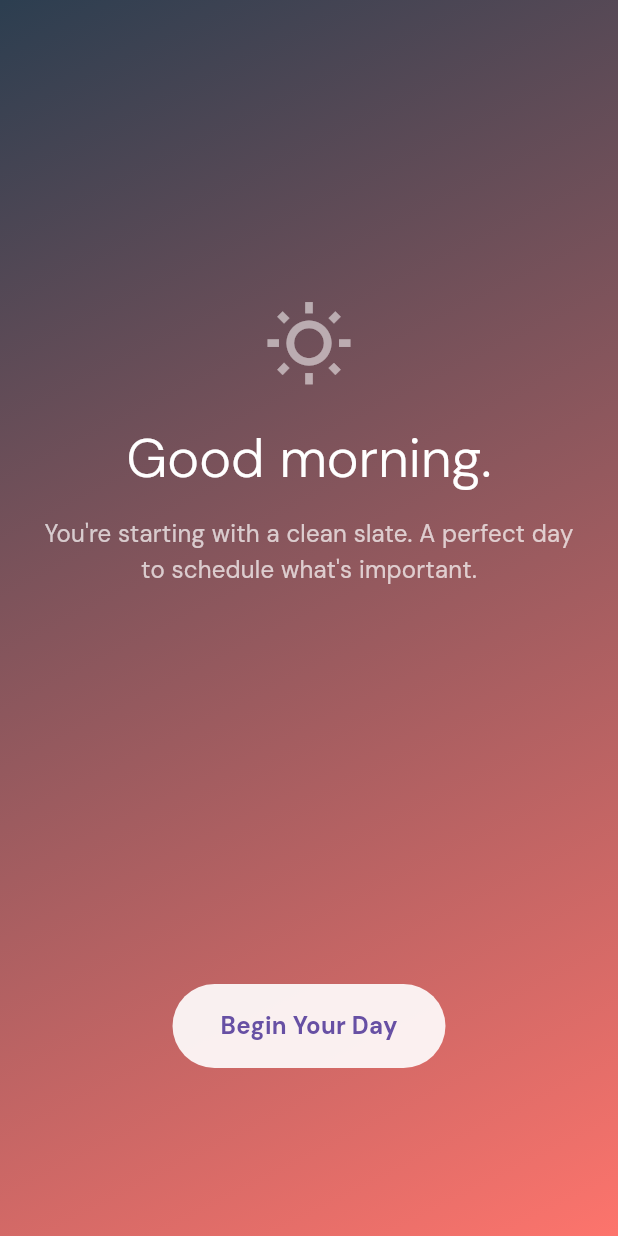
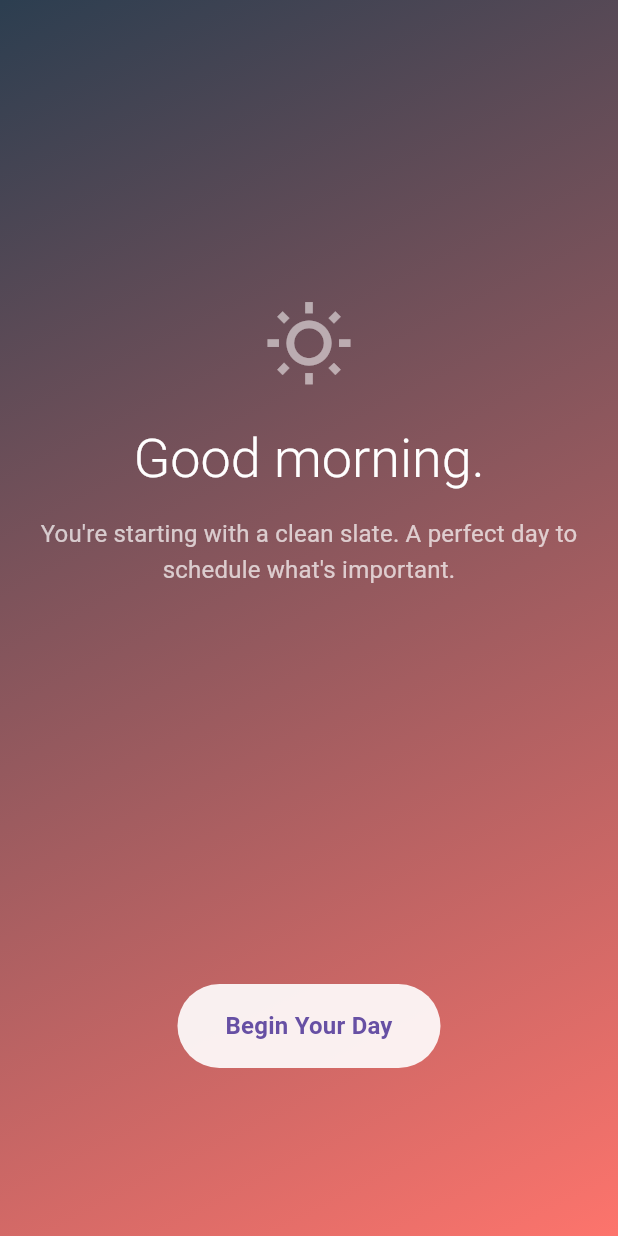
Before and after one commit to Appaxaap/Focus, a Flutter app: the screen it shows after launch, on a phone screen of 412 x 824 dp. Run offline on Flutter 3.47's test engine with Material 3 defaults, Android fonts, the light colour scheme and no system bars; our stand-ins replace file_picker, flutter_local_notifications, flutter_riverpod, flutter_timezone, hive, hive_flutter and 4 more; missing offline and left inert: app_badge_plus, desktop_window, window_manager; accounts and stored records are empty.

Commit message:
Use system fonts and remove google_fonts dependency

```diff
--- a/lib/main.dart
+++ b/lib/main.dart
@@ -5,7 +5,6 @@ import 'package:flutter_riverpod/flutter_riverpod.dart';
 import 'package:focus/services/hive_service.dart';
 import 'package:focus/services/app_badge_service.dart';
 import 'package:focus/services/notification_service.dart';
-import 'package:google_fonts/google_fonts.dart';
 import 'package:hive_flutter/adapters.dart';
 import 'package:timezone/data/latest.dart' as tz;
 import 'dart:io';
@@ -218,9 +217,9 @@ class _FocusAppState extends ConsumerState<FocusApp> {
         outline: Color(0xFF2C2C2E),
         outlineVariant: Color(0xFF1C1C1E),
       ),
-      textTheme: GoogleFonts.dmSansTextTheme(
-        ThemeData.dark().textTheme,
-      ).apply(bodyColor: Colors.white, displayColor: Colors.white),
+      textTheme: ThemeData.dark()
+          .textTheme
+          .apply(bodyColor: Colors.white, displayColor: Colors.white),
     );
 
     bool isDesktop = kIsWeb
@@ -238,7 +237,7 @@ class _FocusAppState extends ConsumerState<FocusApp> {
         useMaterial3: true,
         scaffoldBackgroundColor: appBackgroundColor,
         appBarTheme: const AppBarTheme(backgroundColor: appBackgroundColor),
-        textTheme: GoogleFonts.dmSansTextTheme().apply(
+        textTheme: ThemeData(useMaterial3: true).textTheme.apply(
           bodyColor: Colors.white,
           displayColor: Colors.white,
         ),
@@ -253,9 +252,9 @@ class _FocusAppState extends ConsumerState<FocusApp> {
                 backgroundColor: appBackgroundColor,
               ),
 
-              textTheme: GoogleFonts.dmSansTextTheme(
-                ThemeData.dark(useMaterial3: true).textTheme,
-              ).apply(bodyColor: Colors.white, displayColor: Colors.white),
+              textTheme: ThemeData.dark(useMaterial3: true)
+                  .textTheme
+                  .apply(bodyColor: Colors.white, displayColor: Colors.white),
             ),
       themeMode: themeMode == AppTheme.light ? ThemeMode.light : ThemeMode.dark,
       home: isDesktop ? const DesktopHomeScreen() : const SplashRouterScreen(),
--- a/pubspec.yaml
+++ b/pubspec.yaml
@@ -50,7 +50,6 @@ dependencies:
   permission_handler: ^12.0.0+1
   shared_preferences: ^2.5.3
   url_launcher: ^6.3.2
-  google_fonts: ^6.2.1
   package_info_plus: ^8.3.0
   app_badge_plus: ^1.0.0
   flutter_screenutil: ^5.9.3
```
Also changed, not shown: pubspec.lock.
